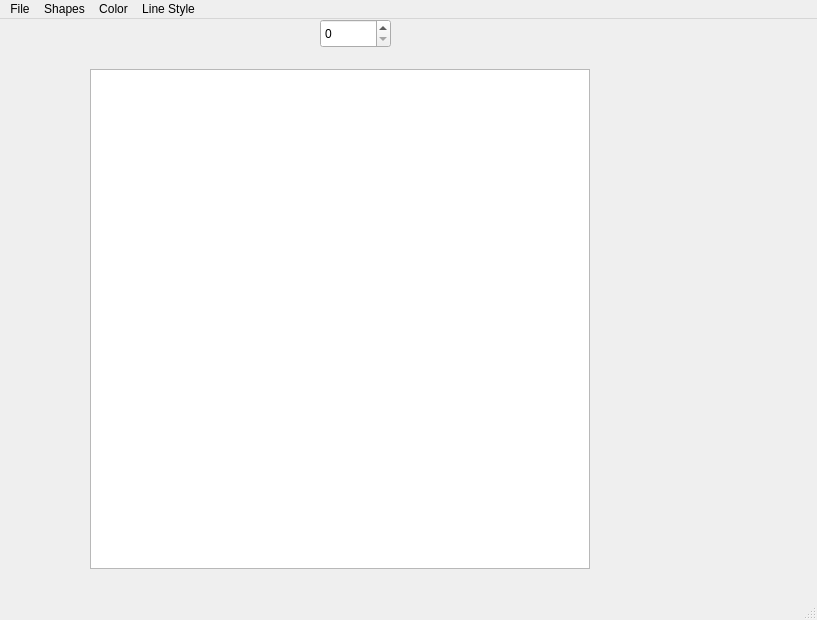
This is mainwindow.ui in RawanFekry/Paint-app as Qt 5 draws it before an edit. The edited form follows.
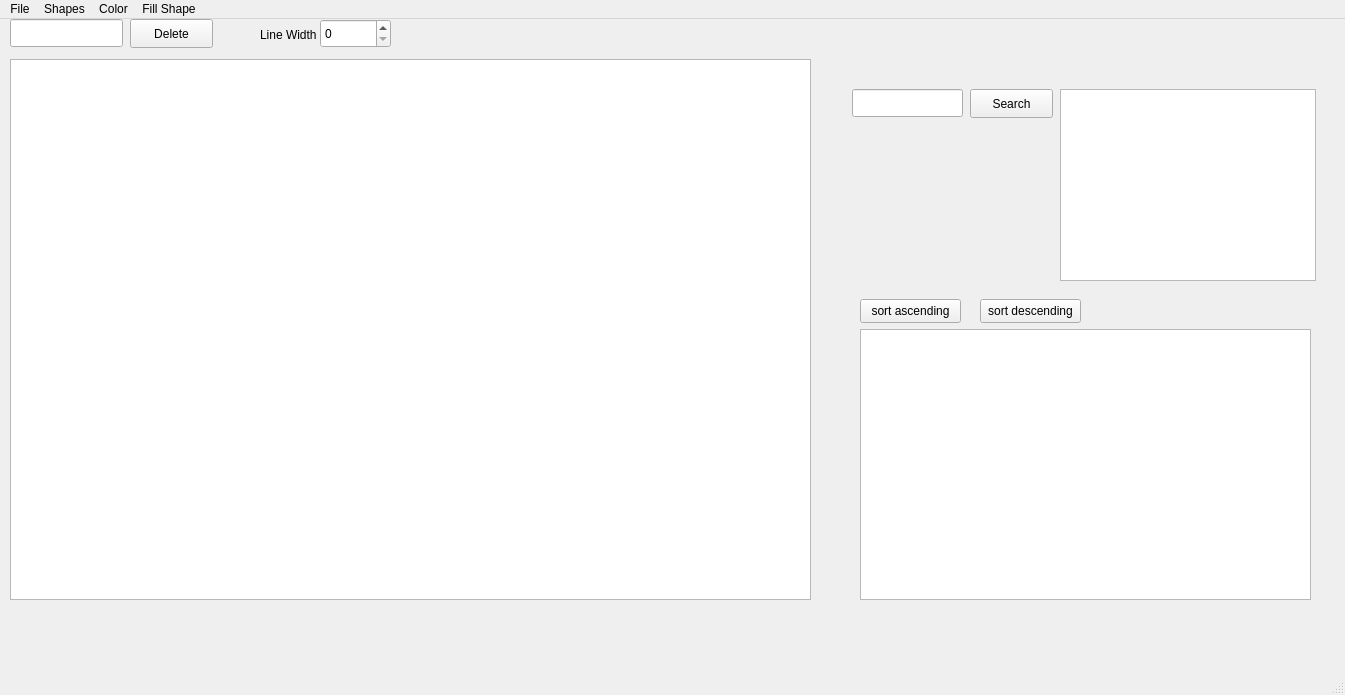
This is the edited form.

The edit to the form file:
```diff
--- a/mainwindow.ui
+++ b/mainwindow.ui
@@ -6,8 +6,8 @@
    <rect>
     <x>0</x>
     <y>0</y>
-    <width>817</width>
-    <height>620</height>
+    <width>1345</width>
+    <height>695</height>
    </rect>
   </property>
   <property name="mouseTracking">
@@ -23,10 +23,10 @@
    <widget class="QGraphicsView" name="graphicsView">
     <property name="geometry">
      <rect>
-      <x>90</x>
-      <y>50</y>
-      <width>500</width>
-      <height>500</height>
+      <x>10</x>
+      <y>40</y>
+      <width>801</width>
+      <height>541</height>
      </rect>
     </property>
     <property name="sizePolicy">
@@ -67,13 +67,118 @@
      <number>100</number>
     </property>
    </widget>
+   <widget class="QLineEdit" name="ipLineEdit_Search">
+    <property name="geometry">
+     <rect>
+      <x>852</x>
+      <y>70</y>
+      <width>111</width>
+      <height>28</height>
+     </rect>
+    </property>
+   </widget>
+   <widget class="QPushButton" name="btnSearch">
+    <property name="geometry">
+     <rect>
+      <x>970</x>
+      <y>70</y>
+      <width>83</width>
+      <height>29</height>
+     </rect>
+    </property>
+    <property name="text">
+     <string>Search</string>
+    </property>
+   </widget>
+   <widget class="QTextBrowser" name="opLineEdit">
+    <property name="geometry">
+     <rect>
+      <x>1060</x>
+      <y>70</y>
+      <width>256</width>
+      <height>192</height>
+     </rect>
+    </property>
+   </widget>
+   <widget class="QLineEdit" name="ipLineEdit_Delete">
+    <property name="geometry">
+     <rect>
+      <x>10</x>
+      <y>0</y>
+      <width>113</width>
+      <height>28</height>
+     </rect>
+    </property>
+   </widget>
+   <widget class="QPushButton" name="btnDelete">
+    <property name="geometry">
+     <rect>
+      <x>130</x>
+      <y>0</y>
+      <width>83</width>
+      <height>29</height>
+     </rect>
+    </property>
+    <property name="text">
+     <string>Delete</string>
+    </property>
+   </widget>
+   <widget class="QTableWidget" name="tblwdgShape">
+    <property name="geometry">
+     <rect>
+      <x>860</x>
+      <y>310</y>
+      <width>451</width>
+      <height>271</height>
+     </rect>
+    </property>
+   </widget>
+   <widget class="QPushButton" name="btnSortA">
+    <property name="geometry">
+     <rect>
+      <x>860</x>
+      <y>280</y>
+      <width>101</width>
+      <height>24</height>
+     </rect>
+    </property>
+    <property name="text">
+     <string>sort ascending</string>
+    </property>
+   </widget>
+   <widget class="QPushButton" name="btnSortD">
+    <property name="geometry">
+     <rect>
+      <x>980</x>
+      <y>280</y>
+      <width>101</width>
+      <height>24</height>
+     </rect>
+    </property>
+    <property name="text">
+     <string>sort descending</string>
+    </property>
+   </widget>
+   <widget class="QLabel" name="lineWidthLabel">
+    <property name="geometry">
+     <rect>
+      <x>260</x>
+      <y>0</y>
+      <width>61</width>
+      <height>31</height>
+     </rect>
+    </property>
+    <property name="text">
+     <string>Line Width</string>
+    </property>
+   </widget>
   </widget>
   <widget class="QMenuBar" name="menubar">
    <property name="geometry">
     <rect>
      <x>0</x>
      <y>0</y>
-     <width>817</width>
+     <width>1345</width>
      <height>21</height>
     </rect>
    </property>
@@ -94,7 +199,7 @@
    </widget>
    <widget class="QMenu" name="actStyle">
     <property name="title">
-     <string>Line Style</string>
+     <string>Fill Shape</string>
     </property>
     <addaction name="actLinestyle_Solid"/>
     <addaction name="actLinestyle_Dense_Level_1"/>
```
Left out of the diff: 19 changed lines with no effect on the pictures.
